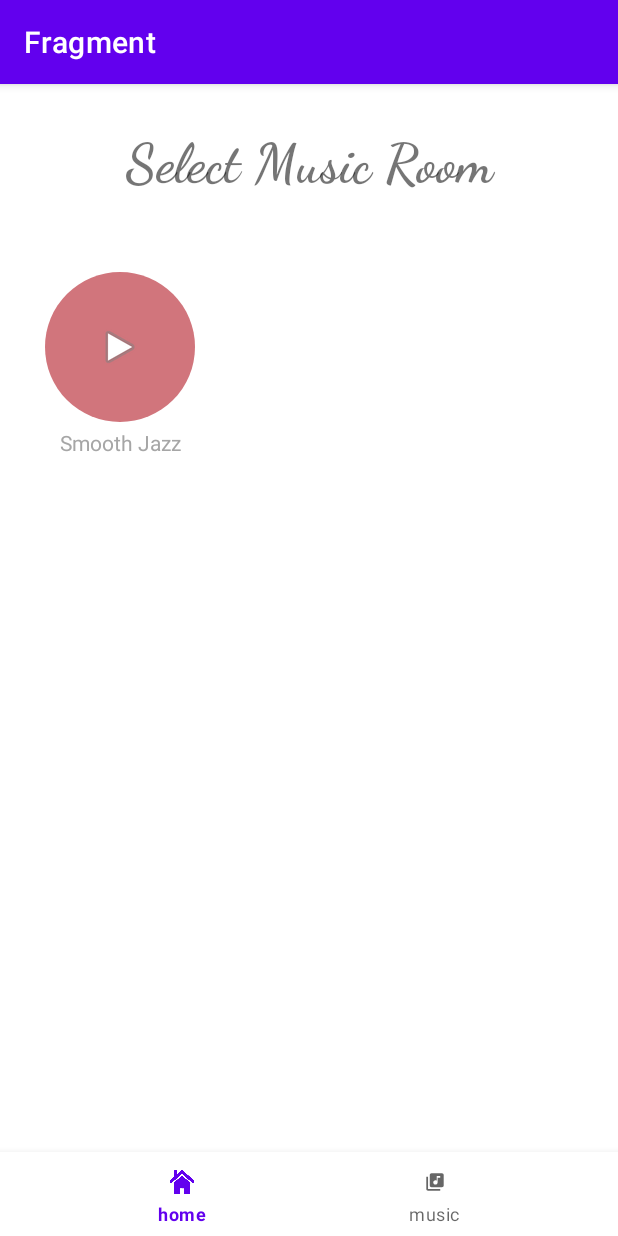
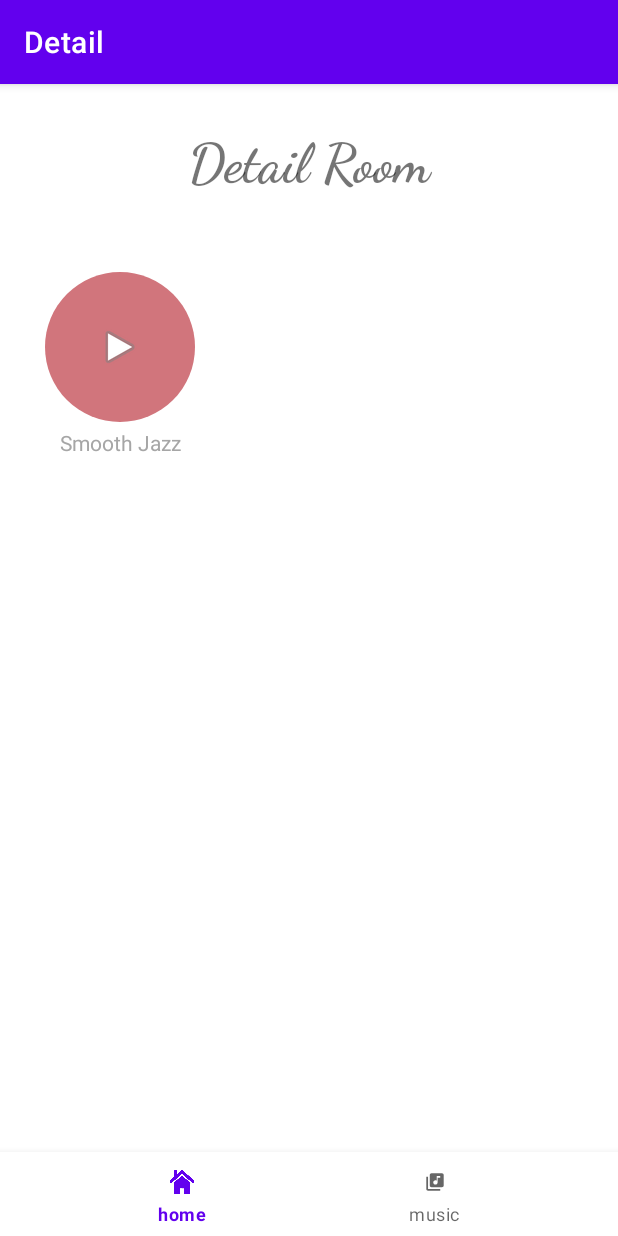
Before and after one commit to yoonn9/Android-Fundamental, an Android app: the fragment JazzFragment placed in its activity, on a phone screen of 412 x 824 dp. Run offline under Robolectric (Android 15) with nearby library versions, the phone set to English and light mode, and no system bars.

Commit message:
Set title appbar

```diff
--- a/Fragment/app/src/main/java/com/example/fragment/DetailJazzFragment.kt
+++ b/Fragment/app/src/main/java/com/example/fragment/DetailJazzFragment.kt
@@ -7,6 +7,7 @@ import android.view.LayoutInflater
 import android.view.View
 import android.view.ViewGroup
 import android.widget.TextView
+import androidx.appcompat.app.AppCompatActivity
 import org.w3c.dom.Text
 
 class DetailJazzFragment : Fragment() {
@@ -30,6 +31,8 @@ class DetailJazzFragment : Fragment() {
 
     override fun onViewCreated(view: View, savedInstanceState: Bundle?) {
         super.onViewCreated(view, savedInstanceState)
+        (activity as AppCompatActivity).supportActionBar?.title = "Description"
+
         tvCategory = view.findViewById(R.id.category)
         tvDescription = view.findViewById(R.id.description)
     }
--- a/Fragment/app/src/main/java/com/example/fragment/HomeFragment.kt
+++ b/Fragment/app/src/main/java/com/example/fragment/HomeFragment.kt
@@ -8,6 +8,7 @@ import android.view.View
 import android.view.ViewGroup
 import android.widget.Button
 import android.widget.ImageButton
+import androidx.appcompat.app.AppCompatActivity
 
 class HomeFragment : Fragment() {
 
@@ -21,6 +22,8 @@ class HomeFragment : Fragment() {
 
     override fun onViewCreated(view: View, savedInstanceState: Bundle?) {
         super.onViewCreated(view, savedInstanceState)
+        (activity as AppCompatActivity).supportActionBar?.title = "Home"
+
         btnProfile = view.findViewById(R.id.profileBtn)
 
         btnProfile.setOnClickListener{
--- a/Fragment/app/src/main/java/com/example/fragment/JazzFragment.kt
+++ b/Fragment/app/src/main/java/com/example/fragment/JazzFragment.kt
@@ -7,6 +7,7 @@ import android.view.View
 import android.view.ViewGroup
 import android.widget.Button
 import android.widget.ImageButton
+import androidx.appcompat.app.AppCompatActivity
 
 class JazzFragment : Fragment(), View.OnClickListener {
 
@@ -20,6 +21,8 @@ class JazzFragment : Fragment(), View.OnClickListener {
 
     override fun onViewCreated(view: View, savedInstanceState: Bundle?) {
         super.onViewCreated(view, savedInstanceState)
+        (activity as AppCompatActivity).supportActionBar?.title = "Detail"
+
         val btnPlay: ImageButton = view.findViewById(R.id.playBtn)
         btnPlay.setOnClickListener(this)
     }
--- a/Fragment/app/src/main/java/com/example/fragment/MusicFragment.kt
+++ b/Fragment/app/src/main/java/com/example/fragment/MusicFragment.kt
@@ -7,6 +7,7 @@ import android.view.View
 import android.view.ViewGroup
 import android.widget.Button
 import android.widget.ImageButton
+import androidx.appcompat.app.AppCompatActivity
 
 class MusicFragment : Fragment(), View.OnClickListener {
 
@@ -20,6 +21,8 @@ class MusicFragment : Fragment(), View.OnClickListener {
 
     override fun onViewCreated(view: View, savedInstanceState: Bundle?) {
         super.onViewCreated(view, savedInstanceState)
+        (activity as AppCompatActivity).supportActionBar?.title = "Music"
+
         val btnJazz: ImageButton = view.findViewById(R.id.jazzBtn)
         btnJazz.setOnClickListener(this)
     }
--- a/Fragment/app/src/main/res/layout/fragment_jazz.xml
+++ b/Fragment/app/src/main/res/layout/fragment_jazz.xml
@@ -13,7 +13,7 @@
         android:layout_height="wrap_content"
         android:fontFamily="cursive"
         android:gravity="center"
-        android:text="Select Music Room"
+        android:text="Detail Room"
         android:textSize="36sp"
         android:textStyle="bold"
         app:layout_constraintEnd_toEndOf="parent"
```
